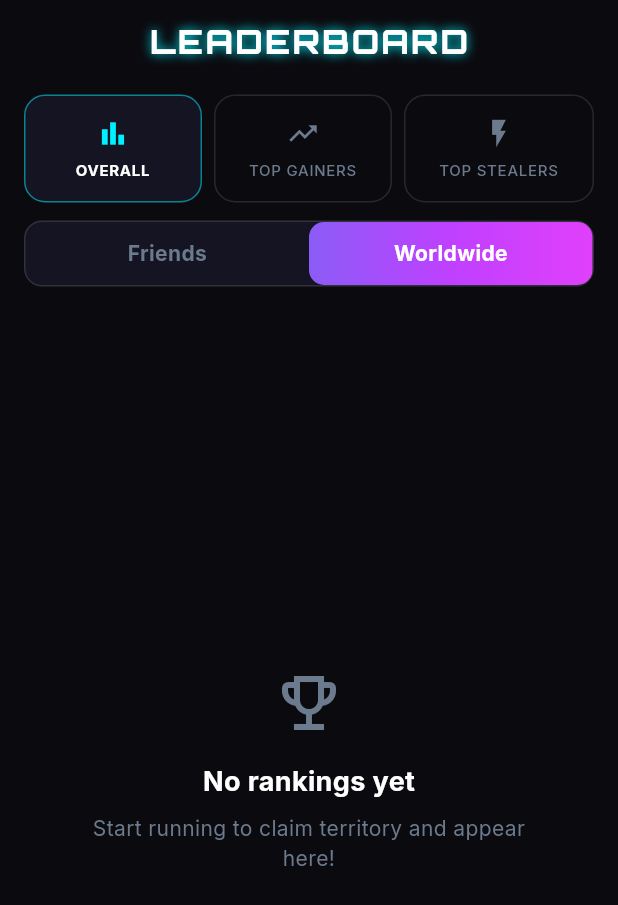
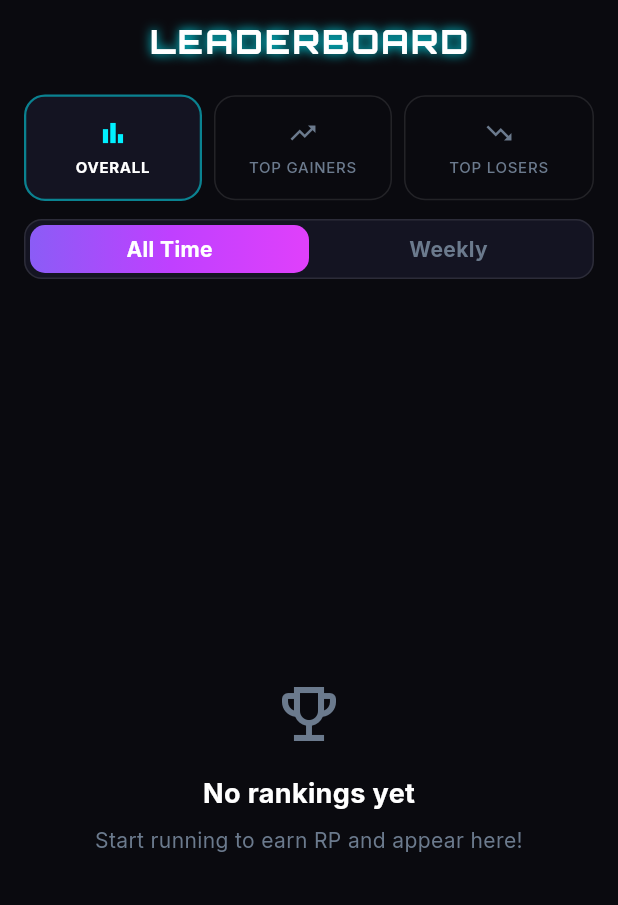
Before and after one commit to TANN13YY/dhaav, a Flutter app: the LeaderboardScreen screen opened directly, on a phone screen of 412 x 824 dp. Shown: the top 905 px of the screen. Run offline on Flutter 3.47's test engine with Material 3 defaults, Android fonts, the light colour scheme and no system bars; our stand-ins replace cloud_firestore, firebase_auth, firebase_core, geolocator, google_fonts, google_sign_in; missing offline and left inert: dart_jts, mapbox_maps_flutter; accounts and stored records are empty; statements that could not run were skipped.

Commit message:
Implement functional Leaderboard and fix Android build

```diff
--- a/lib/screens/leaderboard_screen.dart
+++ b/lib/screens/leaderboard_screen.dart
@@ -15,7 +15,7 @@ class LeaderboardScreen extends StatefulWidget {
 class _LeaderboardScreenState extends State<LeaderboardScreen>
     with SingleTickerProviderStateMixin {
   late TabController _tabController;
-  bool _isFriends = false; // false = Worldwide, true = Friends
+  bool _isWeekly = false; // false = All Time, true = Weekly
 
   @override
   void initState() {
@@ -30,6 +30,15 @@ class _LeaderboardScreenState extends State<LeaderboardScreen>
     super.dispose();
   }
 
+  /// Returns the current ISO week identifier, e.g. "2026-W26"
+  String _getWeekId() {
+    final now = DateTime.now();
+    final jan4 = DateTime(now.year, 1, 4);
+    final dayOfYear = now.difference(DateTime(now.year, 1, 1)).inDays;
+    final weekNumber = ((dayOfYear - now.weekday + jan4.weekday + 6) ~/ 7);
+    return '${now.year}-W${weekNumber.toString().padLeft(2, '0')}';
+  }
+
   @override
   Widget build(BuildContext context) {
     return Scaffold(
@@ -41,7 +50,7 @@ class _LeaderboardScreenState extends State<LeaderboardScreen>
             const SizedBox(height: 8),
             _buildCategoryTabs(),
             const SizedBox(height: 12),
-            _buildScopeToggle(),
+            _buildTimeToggle(),
             const SizedBox(height: 12),
             Expanded(child: _buildLeaderboardList()),
           ],
@@ -73,8 +82,8 @@ class _LeaderboardScreenState extends State<LeaderboardScreen>
   // ─── Top Category Tabs ──────────────────────────────────────────────────
 
   Widget _buildCategoryTabs() {
-    final labels = ['OVERALL', 'TOP GAINERS', 'TOP STEALERS'];
-    final icons = [Icons.bar_chart, Icons.trending_up, Icons.flash_on];
+    final labels = ['OVERALL', 'TOP GAINERS', 'TOP LOSERS'];
+    final icons = [Icons.bar_chart, Icons.trending_up, Icons.trending_down];
 
     return Padding(
       padding: const EdgeInsets.symmetric(horizontal: 16),
@@ -98,17 +107,17 @@ class _LeaderboardScreenState extends State<LeaderboardScreen>
                   borderRadius: BorderRadius.circular(14),
                   border: Border.all(
                     color: selected
-                        ? AppColors.radarCyan.withOpacity(0.5)
-                        : Colors.white12,
+                        ? AppColors.radarCyan.withValues(alpha: 0.5)
+                        : Colors.white10,
+                    width: selected ? 1.5 : 1,
                   ),
                 ),
                 child: Column(
-                  mainAxisSize: MainAxisSize.min,
                   children: [
                     Icon(
                       icons[i],
                       color: selected ? AppColors.radarCyan : AppColors.textMuted,
-                      size: 22,
+                      size: 20,
                     ),
                     const SizedBox(height: 6),
                     Text(
@@ -132,27 +141,28 @@ class _LeaderboardScreenState extends State<LeaderboardScreen>
     );
   }
 
-  // ─── Friends / Worldwide Toggle ─────────────────────────────────────────
+  // ─── Weekly / All Time Toggle ───────────────────────────────────────────
 
-  Widget _buildScopeToggle() {
+  Widget _buildTimeToggle() {
     return Padding(
       padding: const EdgeInsets.symmetric(horizontal: 16),
       child: Container(
-        height: 44,
+        height: 40,
+        padding: const EdgeInsets.all(3),
         decoration: BoxDecoration(
           color: AppColors.surfaceCardSolid,
           borderRadius: BorderRadius.circular(12),
-          border: Border.all(color: Colors.white12),
+          border: Border.all(color: Colors.white10),
         ),
         child: Row(
           children: [
-            _buildScopeButton('Friends', _isFriends, () {
+            _buildTimeButton('All Time', !_isWeekly, () {
               HapticFeedback.selectionClick();
-              setState(() => _isFriends = true);
+              setState(() => _isWeekly = false);
             }),
-            _buildScopeButton('Worldwide', !_isFriends, () {
+            _buildTimeButton('Weekly', _isWeekly, () {
               HapticFeedback.selectionClick();
-              setState(() => _isFriends = false);
+              setState(() => _isWeekly = true);
             }),
           ],
         ),
@@ -160,7 +170,7 @@ class _LeaderboardScreenState extends State<LeaderboardScreen>
     );
   }
 
-  Widget _buildScopeButton(String label, bool active, VoidCallback onTap) {
+  Widget _buildTimeButton(String label, bool active, VoidCallback onTap) {
     return Expanded(
       child: GestureDetector(
         onTap: onTap,
@@ -187,45 +197,59 @@ class _LeaderboardScreenState extends State<LeaderboardScreen>
   // ─── Leaderboard List ───────────────────────────────────────────────────
 
   Widget _buildLeaderboardList() {
-    if (_isFriends) {
-      return _buildEmptyState(
-        icon: Icons.people_outline,
-        title: 'No friends added yet',
-        subtitle: 'Add friends to see how you stack up against them.',
-      );
+    // Determine the field to order by and display label
+    String orderByField;
+    String metricLabel;
+
+    switch (_tabController.index) {
+      case 0: // Overall — net RP (rpGained)
+        orderByField = _isWeekly ? 'weeklyRpGained' : 'rpGained';
+        metricLabel = 'RP';
+        break;
+      case 1: // Top Gainers
+        orderByField = _isWeekly ? 'weeklyRpGained' : 'rpGained';
+        metricLabel = 'RP';
+        break;
+      case 2: // Top Losers
+        orderByField = _isWeekly ? 'weeklyRpLost' : 'rpLost';
+        metricLabel = 'RP';
+        break;
+      default:
+        orderByField = 'rpGained';
+        metricLabel = 'RP';
     }
 
-    // Determine Firestore field based on selected tab
-    String orderByField;
-    switch (_tabController.index) {
-      case 0:
-        orderByField = 'total_rp'; // Overall = net balance
-        break;
-      case 1:
-        orderByField = 'total_rp'; // Top Gainers = most territory gained
-        break;
-      case 2:
-        orderByField = 'total_rp'; // Top Stealers = most territory stolen
-        break;
-      default:
-        orderByField = 'total_rp';
+    // Build the Firestore query
+    Query query = FirebaseFirestore.instance.collection('Users');
+
+    if (_isWeekly) {
+      final weekId = _getWeekId();
+      query = query.where('currentWeekId', isEqualTo: weekId);
     }
 
+    query = query.orderBy(orderByField, descending: true).limit(50);
+
     return StreamBuilder<QuerySnapshot>(
-      stream: FirebaseFirestore.instance
-          .collection('Users')
-          .orderBy(orderByField, descending: true)
-          .limit(50)
-          .snapshots(),
+      stream: query.snapshots(),
       builder: (context, snapshot) {
         if (snapshot.connectionState == ConnectionState.waiting) {
           return const Center(
-            child:
-                CircularProgressIndicator(color: AppColors.radarCyan, strokeWidth: 2),
+            child: CircularProgressIndicator(
+                color: AppColors.radarCyan, strokeWidth: 2),
           );
         }
 
         if (snapshot.hasError) {
+          // Common: missing composite index — show a helpful message
+          final errorMsg = snapshot.error.toString();
+          if (errorMsg.contains('FAILED_PRECONDITION') || errorMsg.contains('index')) {
+            return _buildEmptyState(
+              icon: Icons.build_circle_outlined,
+              title: 'Index Required',
+              subtitle:
+                  'A Firestore composite index is needed for this query. Check the debug console for the index creation link.',
+            );
+          }
           return _buildEmptyState(
             icon: Icons.cloud_off,
             title: 'Connection Error',
@@ -239,7 +263,9 @@ class _LeaderboardScreenState extends State<LeaderboardScreen>
           return _buildEmptyState(
             icon: Icons.emoji_events_outlined,
             title: 'No rankings yet',
-            subtitle: 'Start running to claim territory and appear here!',
+            subtitle: _isWeekly
+                ? 'No one has earned RP this week yet. Start running!'
+                : 'Start running to earn RP and appear here!',
           );
         }
 
@@ -248,9 +274,47 @@ class _LeaderboardScreenState extends State<LeaderboardScreen>
           itemCount: docs.length,
           itemBuilder: (context, index) {
             final data = docs[index].data() as Map<String, dynamic>;
-            final name = data['name'] ?? data['username'] ?? 'Anonymous';
-            final rp = data['total_rp'] ?? 0;
-            return _buildRankCard(index + 1, name.toString(), rp as int);
+            final firstName = data['firstName'] ?? '';
+            final lastName = data['lastName'] ?? '';
+            final username = data['username'] ?? '';
+
+            // Build display name
+            String name;
+            if (firstName.toString().trim().isNotEmpty) {
+              name = lastName.toString().trim().isNotEmpty
+                  ? '${firstName.toString().trim()} ${lastName.toString().trim()}'
+                  : firstName.toString().trim();
+            } else if (username.toString().trim().isNotEmpty) {
+              name = username.toString().trim();
+            } else {
+              name = 'Anonymous';
+            }
+
+            // Get the metric value based on current tab
+            int metricValue;
+            switch (_tabController.index) {
+              case 0: // Overall — show net: rpGained - rpLost
+                final gained = (data[_isWeekly ? 'weeklyRpGained' : 'rpGained'] ?? 0) as num;
+                final lost = (data[_isWeekly ? 'weeklyRpLost' : 'rpLost'] ?? 0) as num;
+                metricValue = (gained - lost).toInt();
+                break;
+              case 1: // Top Gainers
+                metricValue = (data[orderByField] ?? 0) as int;
+                break;
+              case 2: // Top Losers
+                metricValue = (data[orderByField] ?? 0) as int;
+                break;
+              default:
+                metricValue = 0;
+            }
+
+            return _buildRankCard(
+              index + 1,
+              name,
+              metricValue,
+              metricLabel,
+              isLoss: _tabController.index == 2,
+            );
           },
         );
       },
@@ -259,7 +323,8 @@ class _LeaderboardScreenState extends State<LeaderboardScreen>
 
   // ─── Rank Card ──────────────────────────────────────────────────────────
 
-  Widget _buildRankCard(int rank, String name, int rp) {
+  Widget _buildRankCard(int rank, String name, int value, String label,
+      {bool isLoss = false}) {
     final isTop3 = rank <= 3;
     final Color rankColor = rank == 1
         ? AppColors.amber
@@ -270,12 +335,16 @@ class _LeaderboardScreenState extends State<LeaderboardScreen>
                 : AppColors.textMuted;
 
     final Color badgeBg = rank == 1
-        ? AppColors.amber.withOpacity(0.15)
+        ? AppColors.amber.withValues(alpha: 0.15)
         : rank == 2
-            ? Colors.grey.withOpacity(0.15)
+            ? Colors.grey.withValues(alpha: 0.15)
             : rank == 3
-                ? const Color(0xFFCD7F32).withOpacity(0.15)
+                ? const Color(0xFFCD7F32).withValues(alpha: 0.15)
                 : AppColors.surfaceCardSolid;
+
+    // Color for the RP value — red for losers tab, green/white otherwise
+    final Color valueColor = isLoss ? const Color(0xFFFF6B6B) : Colors.white;
+    final String prefix = isLoss ? '-' : '';
 
     return Container(
       margin: const EdgeInsets.only(bottom: 10),
@@ -290,7 +359,7 @@ class _LeaderboardScreenState extends State<LeaderboardScreen>
               borderRadius: BorderRadius.circular(14),
               border: Border.all(
                 color: isTop3
-                    ? rankColor.withOpacity(0.4)
+                    ? rankColor.withValues(alpha: 0.4)
                     : Colors.white10,
                 width: isTop3 ? 1.5 : 1,
               ),
@@ -305,7 +374,7 @@ class _LeaderboardScreenState extends State<LeaderboardScreen>
                     color: badgeBg,
                     shape: BoxShape.circle,
                     border: isTop3
-                        ? Border.all(color: rankColor.withOpacity(0.6))
+                        ? Border.all(color: rankColor.withValues(alpha: 0.6))
                         : null,
                   ),
                   alignment: Alignment.center,
@@ -362,16 +431,16 @@ class _LeaderboardScreenState extends State<LeaderboardScreen>
                     mainAxisSize: MainAxisSize.min,
                     children: [
                       Text(
-                        '$rp',
+                        '$prefix$value',
                         style: GoogleFonts.orbitron(
-                          color: Colors.white,
+                          color: valueColor,
                           fontSize: 13,
                           fontWeight: FontWeight.bold,
                         ),
                       ),
                       const SizedBox(width: 4),
                       Text(
-                        'm²',
+                        label,
                         style: GoogleFonts.inter(
                           color: AppColors.textMuted,
                           fontSize: 11,
```
Also changed, not shown: lib/services/territory_service.dart (+58 -4 lines), 2 other files.
